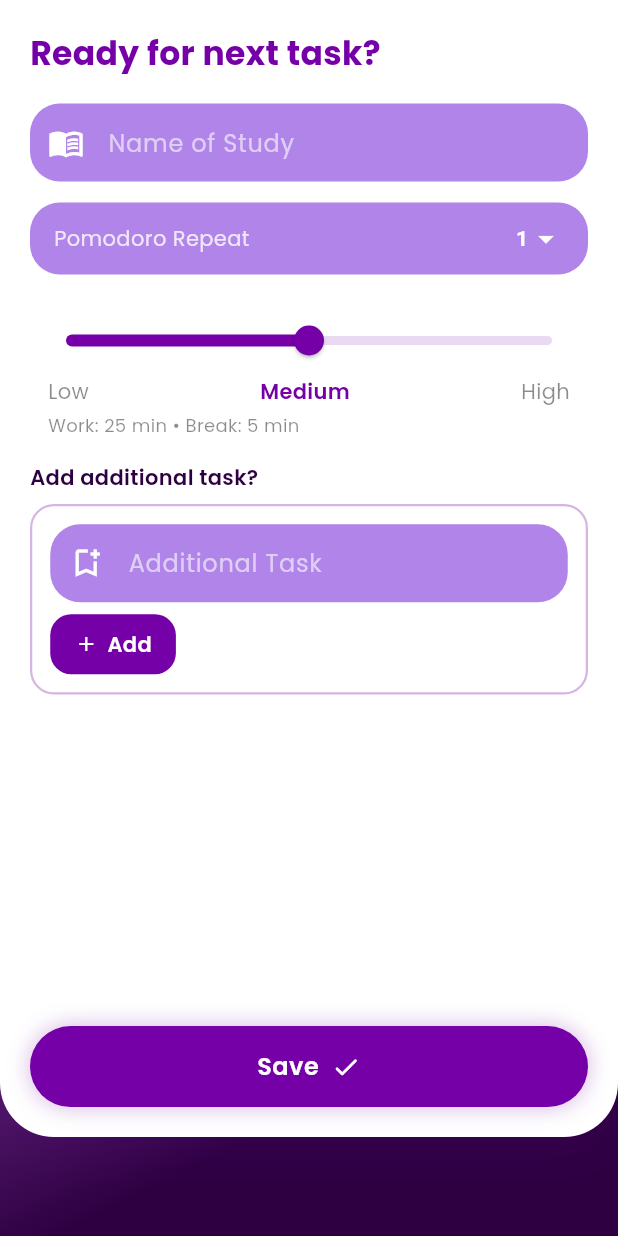
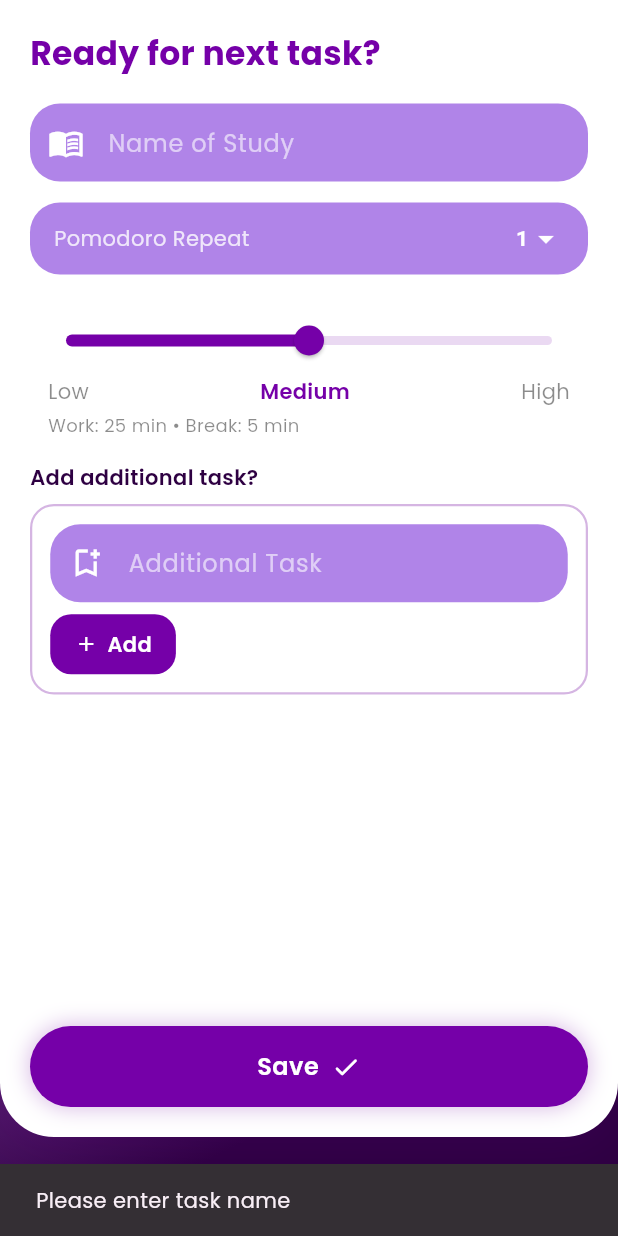
Before and after one commit to Zenqirtz/focusly, a Flutter app: the AddTaskScreen screen opened by its route, after a tap on "Save", on a phone screen of 412 x 824 dp. Run offline on Flutter 3.47's test engine with Material 3 defaults, Android fonts, the phone set to English and light mode, and no system bars; our stand-ins replace google_fonts, sqflite_common_ffi, sqflite_common_ffi_web; accounts and stored records are empty.

Commit message:
Add global and UI error handling and validation across screens

```diff
--- a/lib/main.dart
+++ b/lib/main.dart
@@ -1,4 +1,5 @@
 import 'package:flutter/material.dart';
+import 'package:flutter/foundation.dart';
 import 'theme.dart';
 import 'screens/splash_screen.dart';
 import 'screens/welcome_screen.dart';
@@ -13,6 +14,11 @@ import 'screens/end_screen.dart';
 import 'screens/profile_screen.dart';
 
 void main() {
+  FlutterError.onError = (details) {
+    if (kDebugMode) {
+      FlutterError.presentError(details);
+    }
+  };
   runApp(const FocuslyApp());
 }
 
--- a/lib/screens/add_task_screen.dart
+++ b/lib/screens/add_task_screen.dart
@@ -293,7 +293,15 @@ class _AddTaskScreenState extends State<AddTaskScreen> {
                                 icon: Icons.check_rounded,
                                 onPressed: () async {
                                   final title = _taskCtrl.text.trim();
-                                  if (title.isEmpty) return;
+                                  if (title.isEmpty) {
+                                    ScaffoldMessenger.of(context).showSnackBar(
+                                      const SnackBar(
+                                        content: Text('Please enter task name'),
+                                      ),
+                                    );
+                                    return;
+                                  }
+                                  try {
                                     final t = Task(
                                       title: title,
                                       category: _category,
@@ -308,6 +316,14 @@ class _AddTaskScreenState extends State<AddTaskScreen> {
                                         .insertTaskSubtasks(taskId, _subs);
                                     if (!context.mounted) return;
                                     Navigator.pop(context);
+                                  } catch (e) {
+                                    if (!context.mounted) return;
+                                    ScaffoldMessenger.of(context).showSnackBar(
+                                      SnackBar(
+                                        content: Text('Failed to save task: $e'),
+                                      ),
+                                    );
+                                  }
                                 },
                               ),
                             ),
--- a/lib/screens/personal_info_screen.dart
+++ b/lib/screens/personal_info_screen.dart
@@ -105,15 +105,34 @@ class _PersonalInfoScreenState extends State<PersonalInfoScreen> {
                               text: 'Next',
                               icon: Icons.arrow_forward_rounded,
                               onPressed: () async {
+                                final name = _nameCtrl.text.trim();
+                                final nickname = _nicknameCtrl.text.trim();
+                                if (name.isEmpty && nickname.isEmpty) {
+                                  ScaffoldMessenger.of(context).showSnackBar(
+                                    const SnackBar(
+                                      content: Text('Please enter at least a name or nickname'),
+                                    ),
+                                  );
+                                  return;
+                                }
+                                try {
                                   await AppDb.instance.upsertUser(
-                                  _nameCtrl.text.trim(),
-                                  _nicknameCtrl.text.trim(),
+                                    name,
+                                    nickname,
                                   );
                                   if (!context.mounted) return;
                                   Navigator.pushReplacementNamed(
                                     context,
                                     MainAppsScreen.routeName,
                                   );
+                                } catch (e) {
+                                  if (!context.mounted) return;
+                                  ScaffoldMessenger.of(context).showSnackBar(
+                                    SnackBar(
+                                      content: Text('Failed to save profile: $e'),
+                                    ),
+                                  );
+                                }
                               },
                             ),
                             const SizedBox(height: 24),
```
Also changed, not shown: lib/screens/confirm_session_screen.dart (+9 -0 lines), lib/screens/main_apps_screen.dart (+10 -0 lines), lib/screens/profile_screen.dart (+7 -0 lines). Lines whose indentation alone changed are shown as unchanged.
